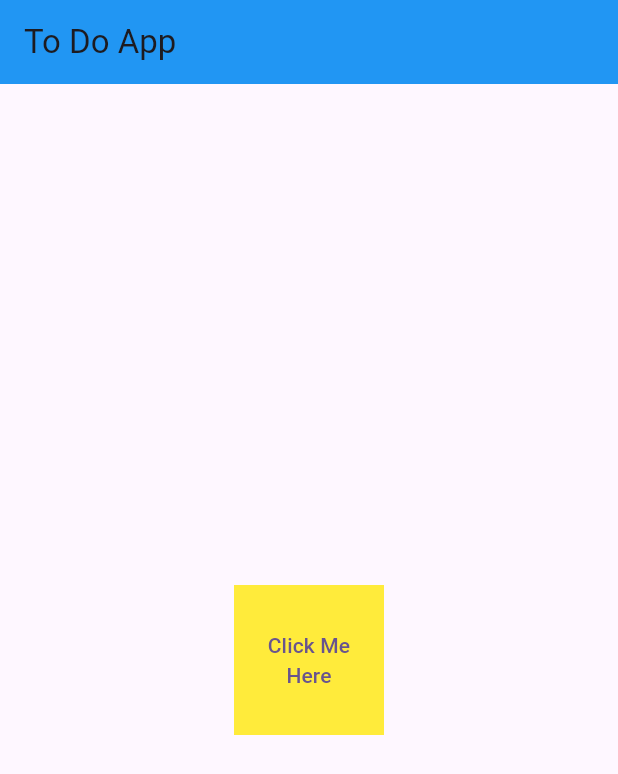
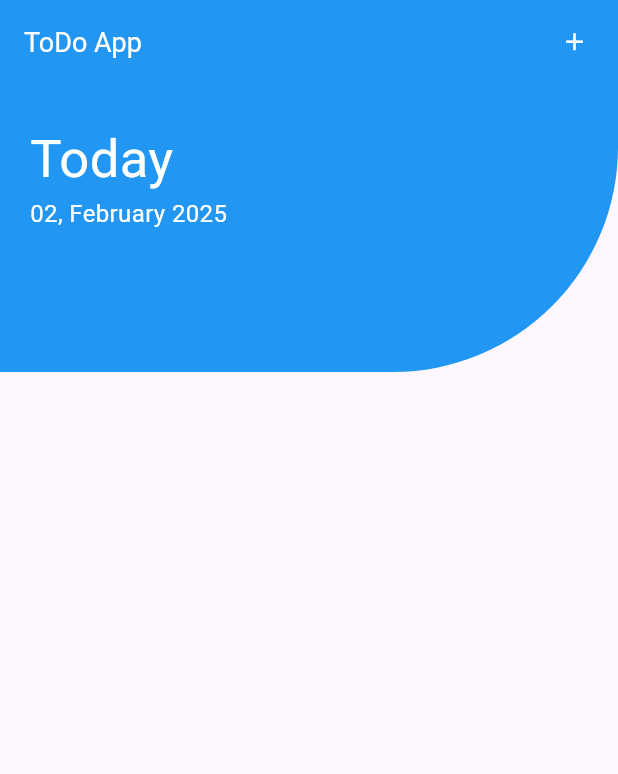
Before and after one commit to pranjal-garg/ToDoApp, a Flutter app: the screen it shows after launch, on a phone screen of 412 x 824 dp. Shown: the top 774 px of the screen. Run offline on Flutter 3.47's test engine with Material 3 defaults, Android fonts, the phone set to English and light mode, and no system bars.

Commit message:
Make upper half of front page

```diff
--- a/lib/main.dart
+++ b/lib/main.dart
@@ -1,65 +1,70 @@
 import 'package:flutter/material.dart';
 
-void main() {
-  runApp(const MyApp());
+void main()
+{
+  runApp(FlutterApp());
 }
 
-class MyApp extends StatelessWidget {
-  const MyApp({super.key});
-
+class FlutterApp extends StatelessWidget
+{
   @override
   Widget build(BuildContext context) {
     return MaterialApp(
-      title: 'Flutter Demo',
+      title: "ToDo App",
+      debugShowCheckedModeBanner: false,
       theme: ThemeData(
+        primaryColor: Colors.red
 
-        colorScheme: ColorScheme.fromSeed(seedColor: Colors.deepPurple),
-        useMaterial3: true,
       ),
-      home: const MyHomePage(title: 'Flutter Demo Home Page'),
+      home: DashBoardScreen(),
     );
   }
+
 }
 
-class MyHomePage extends StatefulWidget {
-  const MyHomePage({super.key, required this.title});
-
-
-  final String title;
-
-  @override
-  State<MyHomePage> createState() => _MyHomePageState();
-}
-
-class _MyHomePageState extends State<MyHomePage> {
-
-
+class DashBoardScreen extends StatelessWidget
+{
   @override
   Widget build(BuildContext context) {
-
     return Scaffold(
       appBar: AppBar(
+        title: Text('ToDo App',style: TextStyle(color: Colors.white, fontSize: 18),),
         backgroundColor: Colors.blue,
+        actions: [
+          IconButton(
+              onPressed: (){},
+              icon: Padding(padding: EdgeInsets.only(right: 10),child:Icon(Icons.add, color: Colors.white,size: 19,)))
+        ],
+      ),
+      body: Column(
+        children: [
+          Expanded(
+              child: Container(
+                width: double.infinity,
+                decoration: BoxDecoration(color: Colors.blue, borderRadius: BorderRadius.only(bottomRight: Radius.circular(150))),
+                child: Column(
+                  crossAxisAlignment: CrossAxisAlignment.start,
+                  children: [
+                    Container( margin: EdgeInsets.only(top:25,left: 20),
+                        child:
+                        Text("Today",style: TextStyle(color: Colors.white,fontSize: 35),)),
+                    Container(
+                      margin: EdgeInsets.only(top: 0,left: 20),
+                      child:
+                      Text("02, February 2025",style: TextStyle(color: Colors.white,fontSize: 16),),
+                    )
+                  ],
+                ),
+              )
+          ),
+          Expanded(flex: 3,
+              child: Container(
 
-        title: Text('To Do App'),
-      ),
-      body: Center(
-        child: Container(
-          width: 100,
-          height: 100,
-          color: Colors.yellow,
-          child: TextButton(
-              child: Text('Click Me Here', textAlign: TextAlign.center,),
-            onPressed: (){
+          ))
+        ],
 
-
-            },
-
-          )
-        ),
-
-      ),
-
+      )
     );
   }
+
 }
```
